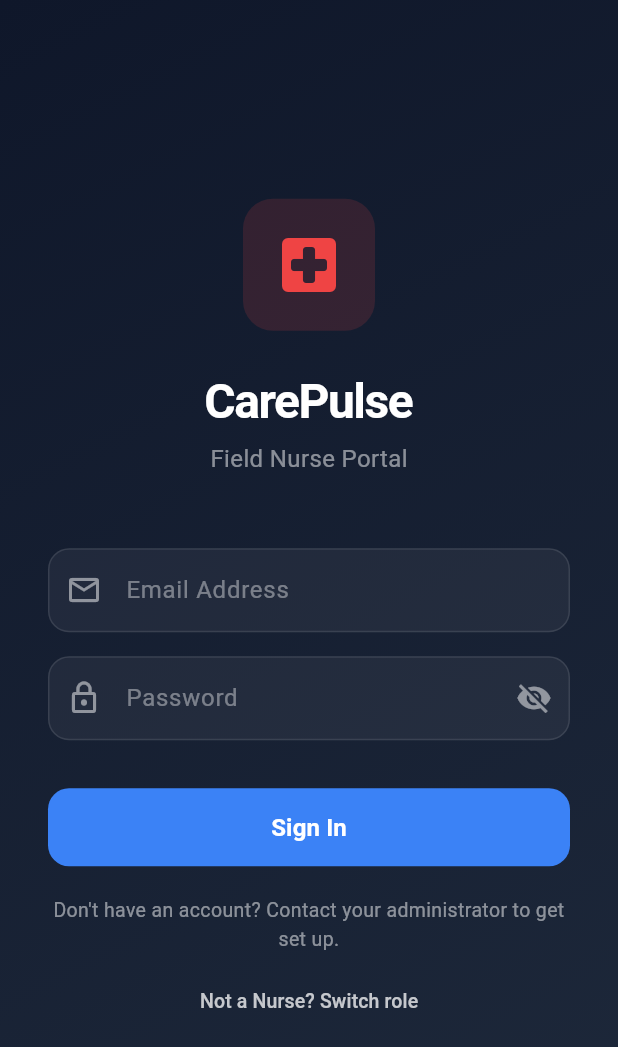
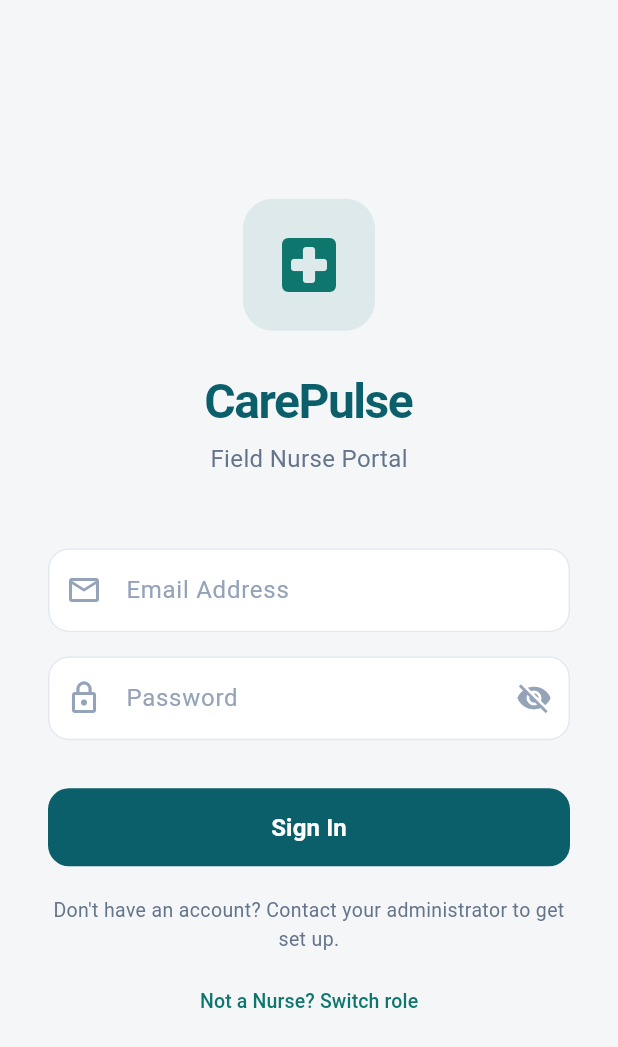
Before and after one commit to pamithenuka/CarePulse-AI_SE_049, a Flutter app: the DispatchDashboardScreen screen opened by its route, after a tap on the "logout" icon, on a phone screen of 412 x 824 dp. Shown: the top 1047 px of the screen. Run offline on Flutter 3.47's test engine with Material 3 defaults, Android fonts, the phone set to English and light mode, and no system bars; our stand-ins replace flutter_map, flutter_secure_storage, geolocator, image_picker, latlong2; accounts and stored records are empty; network calls fail.

Commit message:
style: update Flutter mobile app screens to light mode matching Patient UI theme

```diff
--- a/mobile-app/lib/features/dispatch/screens/dispatch_dashboard_screen.dart
+++ b/mobile-app/lib/features/dispatch/screens/dispatch_dashboard_screen.dart
@@ -87,13 +87,13 @@ class _DispatchDashboardScreenState extends State<DispatchDashboardScreen> {
   @override
   Widget build(BuildContext context) {
     return Scaffold(
-      backgroundColor: const Color(0xFF0F172A),
+      backgroundColor: const Color(0xFFF4F6F8),
       appBar: AppBar(
-        backgroundColor: const Color(0xFF0F172A),
+        backgroundColor: const Color(0xFF0B5F6B),
         elevation: 0,
         title: const Row(
           children: [
-            Icon(Icons.dashboard_rounded, color: Color(0xFF3B82F6)),
+            Icon(Icons.dashboard_rounded, color: Colors.white),
             SizedBox(width: 10),
             Text(
               'Active Dispatches',
@@ -106,11 +106,11 @@ class _DispatchDashboardScreenState extends State<DispatchDashboardScreen> {
         ),
         actions: [
           IconButton(
-            icon: const Icon(Icons.refresh, color: Colors.white70),
+            icon: const Icon(Icons.refresh, color: Colors.white),
             onPressed: _loadDispatches,
           ),
           IconButton(
-            icon: const Icon(Icons.logout, color: Colors.white70),
+            icon: const Icon(Icons.logout, color: Colors.white),
             onPressed: () async {
               await _apiService.clearToken();
               if (mounted) Navigator.pushReplacementNamed(context, '/login');
@@ -119,24 +119,24 @@ class _DispatchDashboardScreenState extends State<DispatchDashboardScreen> {
         ],
       ),
       body: _isLoading
-          ? const Center(child: CircularProgressIndicator(color: Color(0xFF3B82F6)))
+          ? const Center(child: CircularProgressIndicator(color: Color(0xFF0F766E)))
           : _dispatches.isEmpty
               ? Center(
                   child: Column(
                     mainAxisAlignment: MainAxisAlignment.center,
                     children: [
-                      Icon(Icons.inbox_outlined, size: 64, color: Colors.white.withOpacity(0.2)),
+                      Icon(Icons.inbox_outlined, size: 64, color: const Color(0xFF94A3B8).withOpacity(0.5)),
                       const SizedBox(height: 16),
-                      Text(
+                      const Text(
                         'No active dispatches',
-                        style: TextStyle(color: Colors.white.withOpacity(0.4), fontSize: 16),
+                        style: TextStyle(color: Color(0xFF64748B), fontSize: 16),
                       ),
                     ],
                   ),
                 )
               : RefreshIndicator(
                   onRefresh: _loadDispatches,
-                  color: const Color(0xFF3B82F6),
+                  color: const Color(0xFF0F766E),
                   child: ListView.builder(
                     padding: const EdgeInsets.all(16),
                     itemCount: _dispatches.length,
@@ -150,8 +150,21 @@ class _DispatchDashboardScreenState extends State<DispatchDashboardScreen> {
                       return Container(
                         margin: const EdgeInsets.only(bottom: 12),
                         decoration: BoxDecoration(
-                          color: const Color(0xFF1E293B),
+                          color: Colors.white,
                           borderRadius: BorderRadius.circular(14),
+                          border: Border.all(color: const Color(0xFFE2E8F0)),
+                          boxShadow: const [
+                            BoxShadow(
+                              color: Color(0x0C000000),
+                              blurRadius: 4,
+                              offset: Offset(0, 2),
+                            ),
+                          ],
+                        ),
+                        child: ClipRRect(
+                          borderRadius: BorderRadius.circular(14),
+                          child: Container(
+                            decoration: BoxDecoration(
                               border: Border(
                                 left: BorderSide(color: _statusColor(status), width: 4),
                               ),
@@ -163,7 +176,7 @@ class _DispatchDashboardScreenState extends State<DispatchDashboardScreen> {
                                 leading: Container(
                                   padding: const EdgeInsets.all(10),
                                   decoration: BoxDecoration(
-                                color: _statusColor(status).withOpacity(0.15),
+                                    color: _statusColor(status).withOpacity(0.1),
                                     borderRadius: BorderRadius.circular(12),
                                   ),
                                   child: Icon(_statusIcon(status), color: _statusColor(status)),
@@ -171,7 +184,7 @@ class _DispatchDashboardScreenState extends State<DispatchDashboardScreen> {
                               title: Text(
                                 'Dispatch #${dispatch['id'].toString().length > 8 ? dispatch['id'].toString().substring(0, 8) : dispatch['id'].toString()}',
                                 style: const TextStyle(
-                              color: Colors.white,
+                                  color: Color(0xFF334155),
                                   fontWeight: FontWeight.w600,
                                 ),
                               ),
@@ -179,13 +192,13 @@ class _DispatchDashboardScreenState extends State<DispatchDashboardScreen> {
                                 padding: const EdgeInsets.only(top: 6),
                                 child: Text(
                                   'Assigned: $assignedAt',
-                              style: TextStyle(color: Colors.white.withOpacity(0.4), fontSize: 13),
+                                  style: const TextStyle(color: Color(0xFF64748B), fontSize: 13),
                                 ),
                               ),
                               trailing: Container(
                                 padding: const EdgeInsets.symmetric(horizontal: 10, vertical: 6),
                                 decoration: BoxDecoration(
-                              color: _statusColor(status).withOpacity(0.15),
+                                  color: _statusColor(status).withOpacity(0.1),
                                   borderRadius: BorderRadius.circular(20),
                                 ),
                                 child: Text(
@@ -206,6 +219,8 @@ class _DispatchDashboardScreenState extends State<DispatchDashboardScreen> {
                               },
                             ),
                           ),
+                        ),
+                      ),
                       );
                     },
                   ),
--- a/mobile-app/lib/features/dispatch/screens/nurse_login_screen.dart
+++ b/mobile-app/lib/features/dispatch/screens/nurse_login_screen.dart
@@ -52,15 +52,8 @@ class _NurseLoginScreenState extends State<NurseLoginScreen> {
   @override
   Widget build(BuildContext context) {
     return Scaffold(
-      body: Container(
-        decoration: const BoxDecoration(
-          gradient: LinearGradient(
-            begin: Alignment.topLeft,
-            end: Alignment.bottomRight,
-            colors: [Color(0xFF0F172A), Color(0xFF1E293B)],
-          ),
-        ),
-        child: SafeArea(
+      backgroundColor: const Color(0xFFF4F6F8),
+      body: SafeArea(
         child: Center(
           child: SingleChildScrollView(
             padding: const EdgeInsets.symmetric(horizontal: 32),
@@ -73,12 +66,12 @@ class _NurseLoginScreenState extends State<NurseLoginScreen> {
                   Container(
                     padding: const EdgeInsets.all(20),
                     decoration: BoxDecoration(
-                        color: const Color(0xFFEF4444).withOpacity(0.15),
+                      color: const Color(0xFF0F766E).withOpacity(0.1),
                       borderRadius: BorderRadius.circular(20),
                     ),
                     child: const Icon(
                       Icons.local_hospital_rounded,
-                        color: Color(0xFFEF4444),
+                      color: Color(0xFF0F766E),
                       size: 48,
                     ),
                   ),
@@ -88,16 +81,16 @@ class _NurseLoginScreenState extends State<NurseLoginScreen> {
                     style: TextStyle(
                       fontSize: 32,
                       fontWeight: FontWeight.w700,
-                        color: Colors.white,
+                      color: Color(0xFF0B5F6B),
                       letterSpacing: -1,
                     ),
                   ),
                   const SizedBox(height: 4),
-                    Text(
+                  const Text(
                     'Field Nurse Portal',
                     style: TextStyle(
                       fontSize: 16,
-                        color: Colors.white.withOpacity(0.5),
+                      color: Color(0xFF64748B),
                     ),
                   ),
                   const SizedBox(height: 48),
@@ -106,24 +99,24 @@ class _NurseLoginScreenState extends State<NurseLoginScreen> {
                   TextFormField(
                     controller: _emailController,
                     keyboardType: TextInputType.emailAddress,
-                      style: const TextStyle(color: Colors.white),
+                    style: const TextStyle(color: Color(0xFF334155)),
                     decoration: InputDecoration(
                       hintText: 'Email Address',
-                        hintStyle: TextStyle(color: Colors.white.withOpacity(0.4)),
-                        prefixIcon: Icon(Icons.email_outlined, color: Colors.white.withOpacity(0.5)),
+                      hintStyle: const TextStyle(color: Color(0xFF94A3B8)),
+                      prefixIcon: const Icon(Icons.email_outlined, color: Color(0xFF94A3B8)),
                       filled: true,
-                        fillColor: Colors.white.withOpacity(0.05),
+                      fillColor: Colors.white,
                       border: OutlineInputBorder(
                         borderRadius: BorderRadius.circular(14),
-                          borderSide: BorderSide(color: Colors.white.withOpacity(0.1)),
+                        borderSide: const BorderSide(color: Color(0xFFE2E8F0)),
                       ),
                       enabledBorder: OutlineInputBorder(
                         borderRadius: BorderRadius.circular(14),
-                          borderSide: BorderSide(color: Colors.white.withOpacity(0.1)),
+                        borderSide: const BorderSide(color: Color(0xFFE2E8F0)),
                       ),
                       focusedBorder: OutlineInputBorder(
                         borderRadius: BorderRadius.circular(14),
-                          borderSide: const BorderSide(color: Color(0xFF3B82F6)),
+                        borderSide: const BorderSide(color: Color(0xFF0F766E), width: 2),
                       ),
                     ),
                     validator: (value) {
@@ -138,31 +131,31 @@ class _NurseLoginScreenState extends State<NurseLoginScreen> {
                   TextFormField(
                     controller: _passwordController,
                     obscureText: _obscurePassword,
-                      style: const TextStyle(color: Colors.white),
+                    style: const TextStyle(color: Color(0xFF334155)),
                     decoration: InputDecoration(
                       hintText: 'Password',
-                        hintStyle: TextStyle(color: Colors.white.withOpacity(0.4)),
-                        prefixIcon: Icon(Icons.lock_outline, color: Colors.white.withOpacity(0.5)),
+                      hintStyle: const TextStyle(color: Color(0xFF94A3B8)),
+                      prefixIcon: const Icon(Icons.lock_outline, color: Color(0xFF94A3B8)),
                       suffixIcon: IconButton(
                         icon: Icon(
                           _obscurePassword ? Icons.visibility_off : Icons.visibility,
-                            color: Colors.white.withOpacity(0.5),
+                          color: const Color(0xFF94A3B8),
                         ),
                         onPressed: () => setState(() => _obscurePassword = !_obscurePassword),
                       ),
                       filled: true,
-                        fillColor: Colors.white.withOpacity(0.05),
+                      fillColor: Colors.white,
                       border: OutlineInputBorder(
                         borderRadius: BorderRadius.circular(14),
-                          borderSide: BorderSide(color: Colors.white.withOpacity(0.1)),
+                        borderSide: const BorderSide(color: Color(0xFFE2E8F0)),
                       ),
                       enabledBorder: OutlineInputBorder(
                         borderRadius: BorderRadius.circular(14),
-                          borderSide: BorderSide(color: Colors.white.withOpacity(0.1)),
+                        borderSide: const BorderSide(color: Color(0xFFE2E8F0)),
                       ),
                       focusedBorder: OutlineInputBorder(
                         borderRadius: BorderRadius.circular(14),
-                          borderSide: const BorderSide(color: Color(0xFF3B82F6)),
+                        borderSide: const BorderSide(color: Color(0xFF0F766E), width: 2),
                       ),
                     ),
                     validator: (value) {
@@ -180,7 +173,7 @@ class _NurseLoginScreenState extends State<NurseLoginScreen> {
                     child: ElevatedButton(
                       onPressed: _isLoading ? null : _handleLogin,
                       style: ElevatedButton.styleFrom(
-                          backgroundColor: const Color(0xFF3B82F6),
+                        backgroundColor: const Color(0xFF0B5F6B),
                         foregroundColor: Colors.white,
                         shape: RoundedRectangleBorder(borderRadius: BorderRadius.circular(14)),
                         elevation: 0,
@@ -201,17 +194,17 @@ class _NurseLoginScreenState extends State<NurseLoginScreen> {
                     ),
                   ),
                   const SizedBox(height: 20),
-                    Text(
+                  const Text(
                     "Don't have an account? Contact your administrator to get set up.",
                     textAlign: TextAlign.center,
-                      style: TextStyle(fontSize: 13, color: Colors.white.withOpacity(0.5)),
+                    style: TextStyle(fontSize: 13, color: Color(0xFF64748B)),
                   ),
                   const SizedBox(height: 8),
                   TextButton(
                     onPressed: () => Navigator.of(context).pushNamedAndRemoveUntil('/', (route) => false),
-                      child: Text(
+                    child: const Text(
                       'Not a Nurse? Switch role',
-                        style: TextStyle(fontSize: 13, color: Colors.white.withOpacity(0.75)),
+                      style: TextStyle(fontSize: 13, color: Color(0xFF0F766E)),
                     ),
                   ),
                 ],
@@ -220,7 +213,6 @@ class _NurseLoginScreenState extends State<NurseLoginScreen> {
           ),
         ),
       ),
-      ),
     );
   }
 }
```
Also changed, not shown: mobile-app/lib/features/dispatch/screens/navigation_screen.dart (+6 -6 lines), mobile-app/lib/features/dispatch/screens/vitals_entry_screen.dart (+20 -16 lines). Lines whose indentation alone changed are shown as unchanged.
